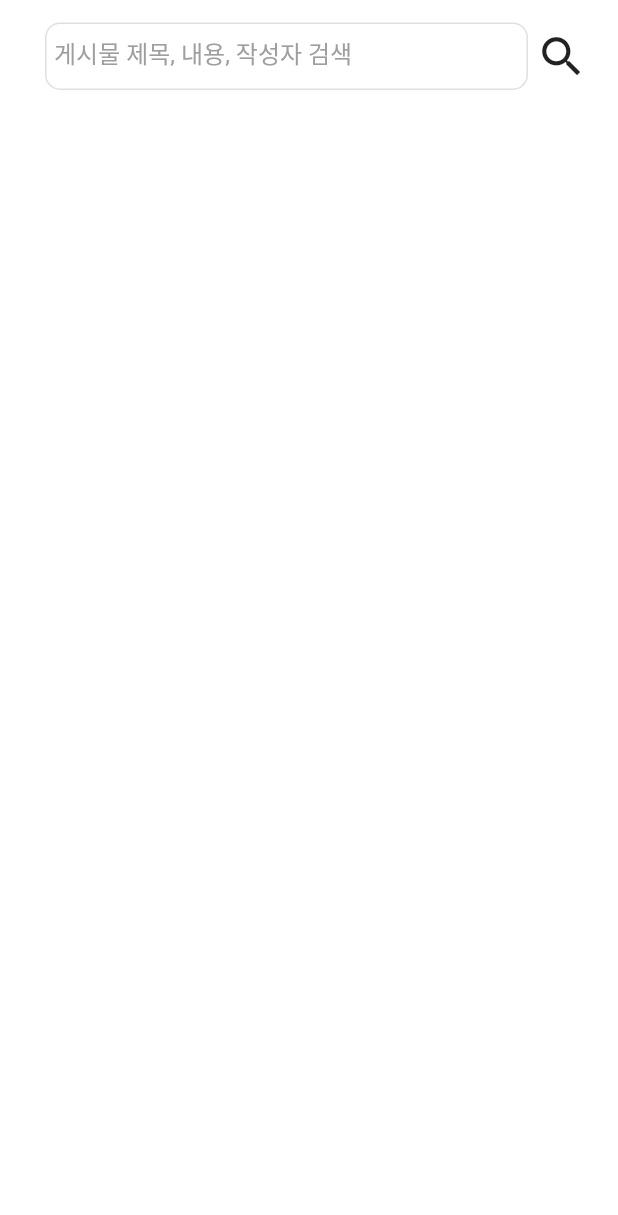
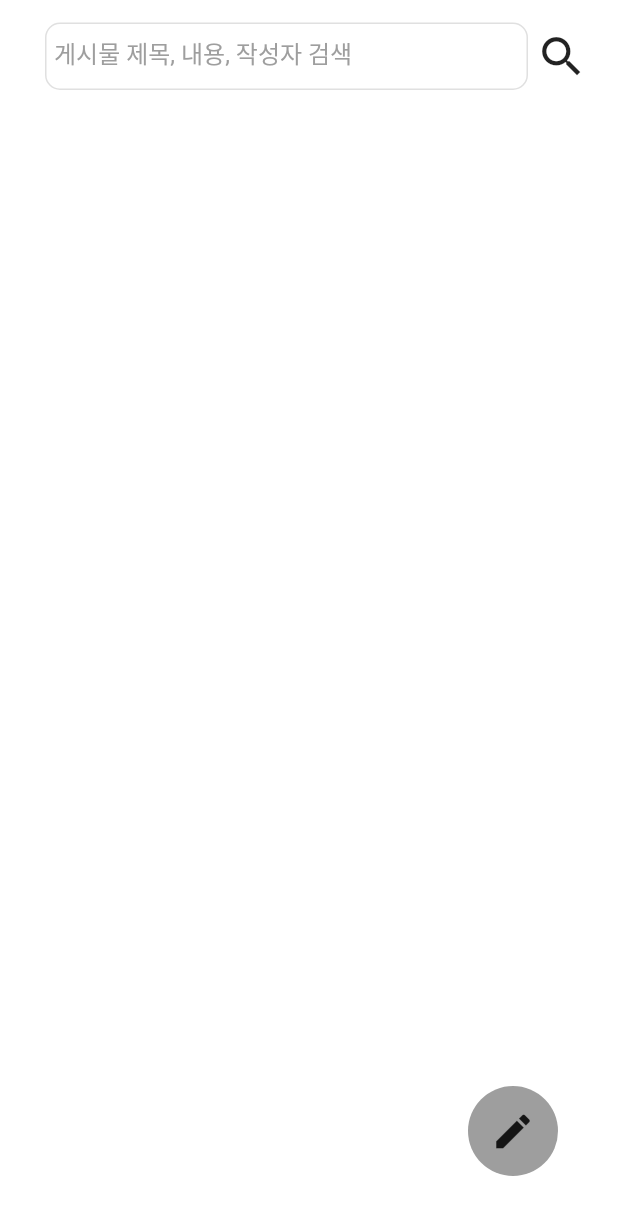
Before and after one commit to c0c0pang/MOVI, a Flutter app: what evaluation_recommend() shows on an empty page, opened directly, on a phone screen of 412 x 824 dp. Shown: the top 1215 px of the screen. Run offline on Flutter 3.47's test engine with Material 2 defaults, Android fonts, the phone set to English and light mode, and no system bars.

Commit message:
feat: 포스트 게시 버튼 ui 구현

```diff
--- a/lib/communication/evaluation_recommend.dart
+++ b/lib/communication/evaluation_recommend.dart
@@ -9,10 +9,58 @@ class evaluation_recommend extends StatefulWidget {
 
 class _evaluation_recommendState extends State<evaluation_recommend> {
   TextEditingController _tec = TextEditingController();
+  final List<String> comments = <String>[
+    '최신 음악 무제한',
+    '뮤직비디오 무제한',
+    '음악 라이브러리 공유',
+    '뮤직비디오 업로드',
+    '뮤직비디오 공유 무제한'
+  ];
+
+  final List<IconData> icons = <IconData>[
+    Icons.music_note,
+    Icons.music_video,
+    Icons.library_music,
+    Icons.videocam,
+    Icons.video_library
+  ];
+
+  final List<String> wons = <String>[
+    "5,000",
+    "7,000",
+    "9,000",
+    "10,000",
+    "15,000",
+  ];
+
   @override
   Widget build(BuildContext context) {
-    return _search();
+    return Stack(
+      alignment: Alignment.bottomRight,
+      children: [
+        _search(),
+        GestureDetector(
+          onTap: (){
+            print('포스팅 업로드');
+          },
+          child: Container(
+
+            margin: EdgeInsets.all(40),
+            width: 60,
+            height: 60,
+            decoration: BoxDecoration(
+              borderRadius: BorderRadius.circular(1000),
+              color: Colors.grey,
+            ),
+            child: Icon(Icons.create,size: 30),
+          ),
+        )
+
+      ],
+    );
   }
+
+
 
   Container _search(){
     return Container(
```
